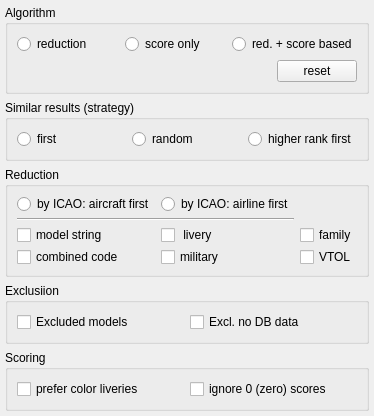
Qt form src/blackgui/editors/matchingform.ui (swift-project/pilotclient) before a commit.
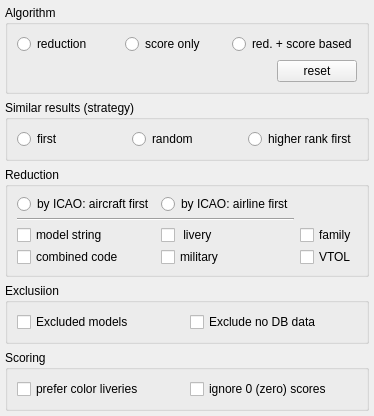
The same form after that commit.

Diff of the .ui file:
```diff
--- a/src/blackgui/editors/matchingform.ui
+++ b/src/blackgui/editors/matchingform.ui
@@ -196,7 +196,7 @@
          <string>models without DB data are ignored</string>
         </property>
         <property name="text">
-         <string>Excl. no DB data</string>
+         <string>Exclude no DB data</string>
         </property>
        </widget>
       </item>
```
